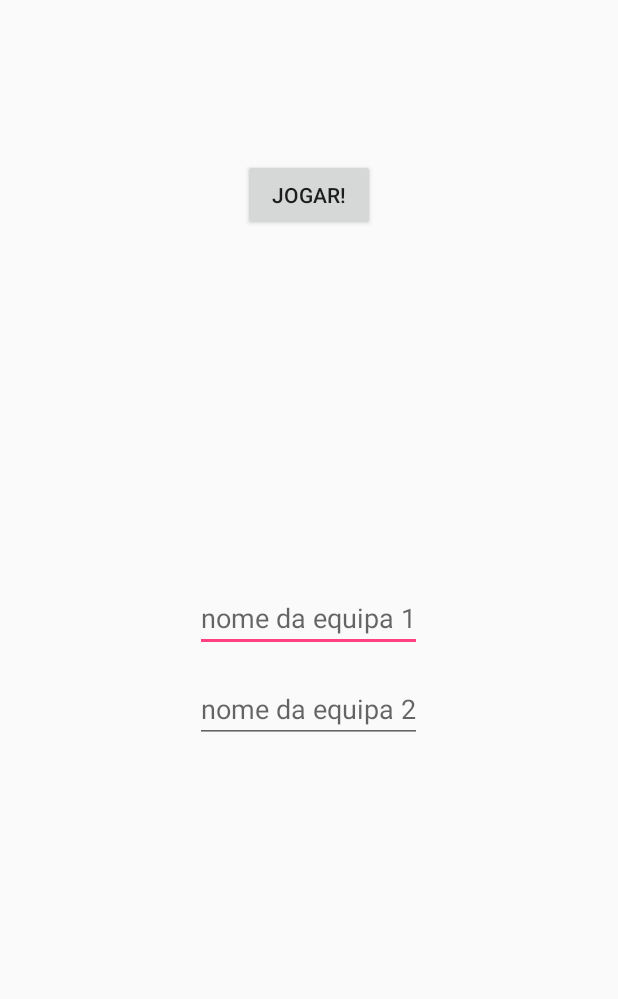
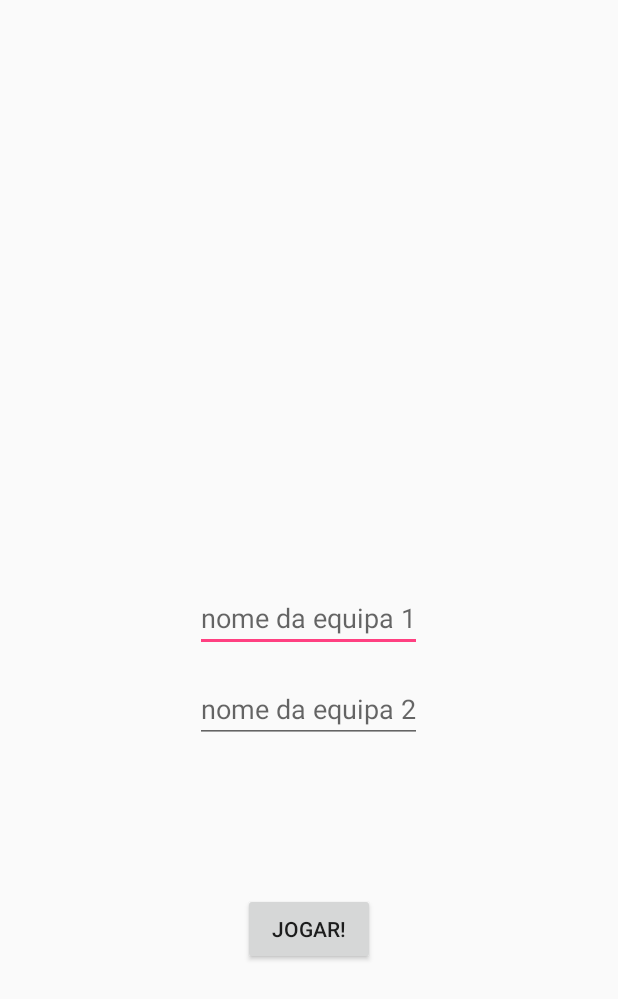
Before and after one commit to dashraven/ProjetoTaboo, an Android app: the GameSetupActivity screen opened directly, with no data from a screen before it, on a phone screen of 412 x 824 dp. Shown: the top 999 px of the screen. Run offline under Robolectric (Android 15) with nearby library versions, the phone set to English and light mode, and no system bars.

Commit message:
no message

```diff
--- a/app/src/main/java/com/dashraven/projetotaboo/GameSetupActivity.java
+++ b/app/src/main/java/com/dashraven/projetotaboo/GameSetupActivity.java
@@ -45,9 +45,9 @@ public class GameSetupActivity extends AppCompatActivity {
                 }
                 if (equipa2 != null) {
                     equipa2 = new Equipa(nome_equipa2.getText().toString());
-                    equipas.add(equipa1);
+                    equipas.add(equipa2);
                 }
-                if (equipas.size() <2 ) {
+                if (equipas.size() !=0 && equipas.size()>1 ) {
                     Toast.makeText(GameSetupActivity.this, "Só é possivel jogar depois de configurar as duas equipas! Verifique novamente", Toast.LENGTH_LONG).show();
                 } else {
                     Intent playgame = new Intent(GameSetupActivity.this, PlayGame.class);
--- a/app/src/main/res/layout/activity_game_setup.xml
+++ b/app/src/main/res/layout/activity_game_setup.xml
@@ -27,9 +27,9 @@
     <Button
         android:layout_width="wrap_content"
         android:layout_height="wrap_content"
+        android:layout_marginTop="100dp"
         android:text="Jogar!"
         android:id="@+id/startGame"
-        android:layout_marginTop="90dp"
-        android:layout_below="@+id/nome_equipa2"
+        android:layout_below="@id/nome_da_equipa2"
         android:layout_centerHorizontal="true" />
 </RelativeLayout>
```
